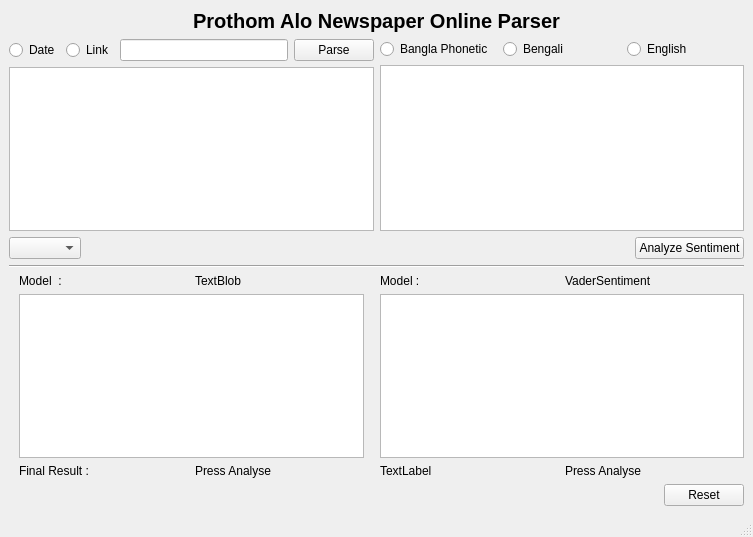
Old version of the form UI/MainWindow.ui in the repository rahatzamancse/Bangla-or-Banglish-or-English-Sentiment-Analysis-with-English-translation.
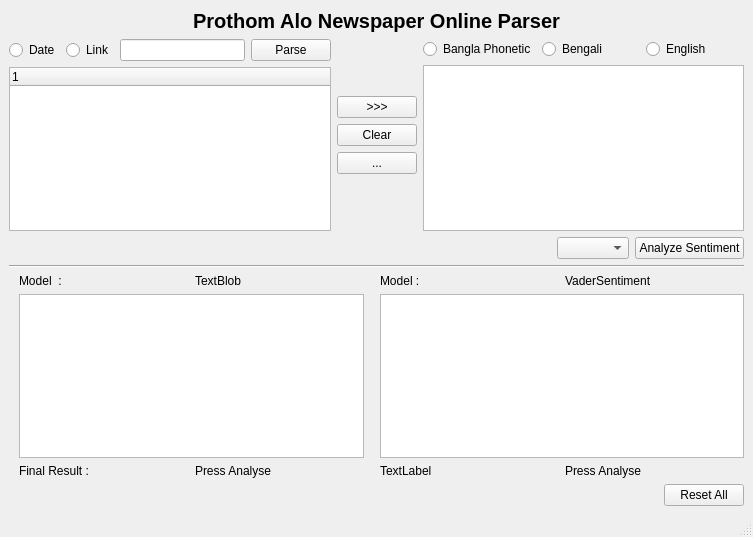
New version of the form.

Commit message: Added tree view

```diff
--- a/UI/MainWindow.ui
+++ b/UI/MainWindow.ui
@@ -14,7 +14,7 @@
    <string>Bangla phonetics sentiment analysis</string>
   </property>
   <widget class="QWidget" name="centralwidget">
-   <layout class="QVBoxLayout" name="verticalLayout_5">
+   <layout class="QVBoxLayout" name="verticalLayout_7">
     <item>
      <widget class="QLabel" name="label_5">
       <property name="font">
@@ -35,7 +35,7 @@
     <item>
      <layout class="QHBoxLayout" name="horizontalLayout_10">
       <item>
-       <layout class="QVBoxLayout" name="verticalLayout_3">
+       <layout class="QVBoxLayout" name="verticalLayout_6">
         <item>
          <layout class="QHBoxLayout" name="horizontalLayout_9">
           <item>
@@ -65,7 +65,68 @@
          </layout>
         </item>
         <item>
-         <widget class="QTextBrowser" name="json_view"/>
+         <widget class="QTreeWidget" name="json_tree">
+          <column>
+           <property name="text">
+            <string notr="true">1</string>
+           </property>
+          </column>
+         </widget>
+        </item>
+       </layout>
+      </item>
+      <item>
+       <layout class="QVBoxLayout" name="verticalLayout_5">
+        <item>
+         <spacer name="verticalSpacer">
+          <property name="orientation">
+           <enum>Qt::Vertical</enum>
+          </property>
+          <property name="sizeHint" stdset="0">
+           <size>
+            <width>20</width>
+            <height>28</height>
+           </size>
+          </property>
+         </spacer>
+        </item>
+        <item>
+         <layout class="QVBoxLayout" name="verticalLayout_3">
+          <item>
+           <widget class="QPushButton" name="send_from_tree_button">
+            <property name="text">
+             <string>&gt;&gt;&gt;</string>
+            </property>
+           </widget>
+          </item>
+          <item>
+           <widget class="QPushButton" name="text_clear_button">
+            <property name="text">
+             <string>Clear</string>
+            </property>
+           </widget>
+          </item>
+          <item>
+           <widget class="QPushButton" name="browse_button">
+            <property name="text">
+             <string>...</string>
+            </property>
+           </widget>
+          </item>
+         </layout>
+        </item>
+        <item>
+         <spacer name="verticalSpacer_2">
+          <property name="orientation">
+           <enum>Qt::Vertical</enum>
+          </property>
+          <property name="sizeHint" stdset="0">
+           <size>
+            <width>20</width>
+            <height>28</height>
+           </size>
+          </property>
+         </spacer>
         </item>
        </layout>
       </item>
@@ -105,9 +166,6 @@
     </item>
     <item>
      <layout class="QHBoxLayout" name="horizontalLayout_6">
-      <item>
-       <widget class="QComboBox" name="language"/>
-      </item>
       <item>
        <spacer name="horizontalSpacer">
         <property name="orientation">
@@ -121,6 +179,9 @@
         </property>
        </spacer>
       </item>
+      <item>
+       <widget class="QComboBox" name="language"/>
+      </item>
       <item>
        <widget class="QPushButton" name="go_button">
         <property name="text">
@@ -251,7 +312,7 @@
       <item>
        <widget class="QPushButton" name="reset_button">
         <property name="text">
-         <string>Reset</string>
+         <string>Reset All</string>
         </property>
        </widget>
       </item>
```
The commit also changes 1 other file.
